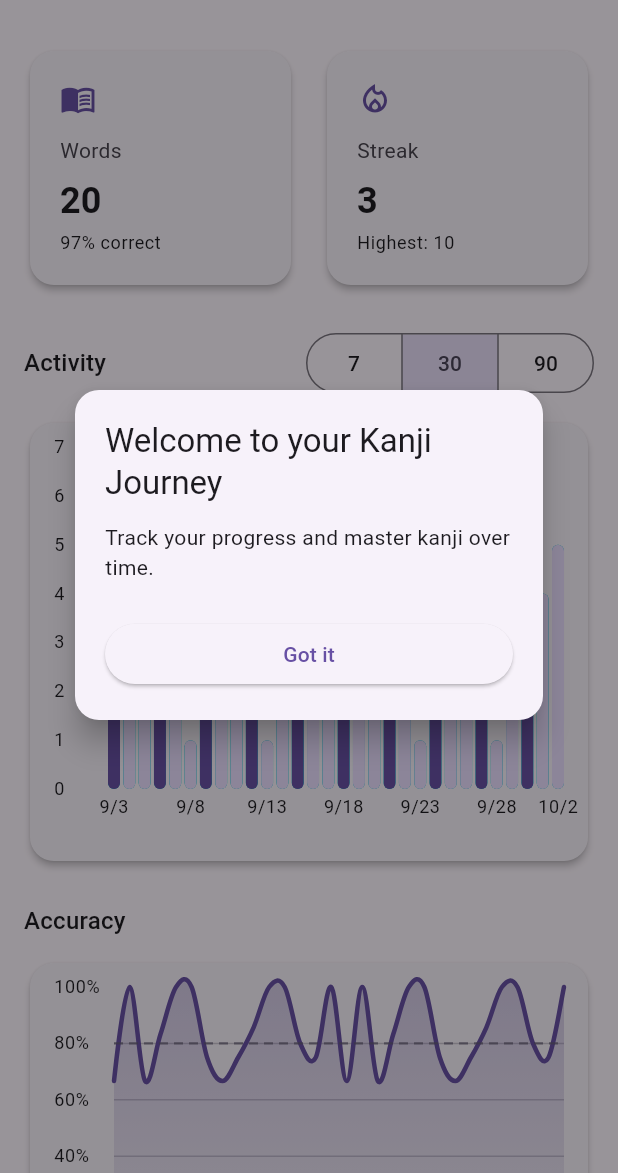
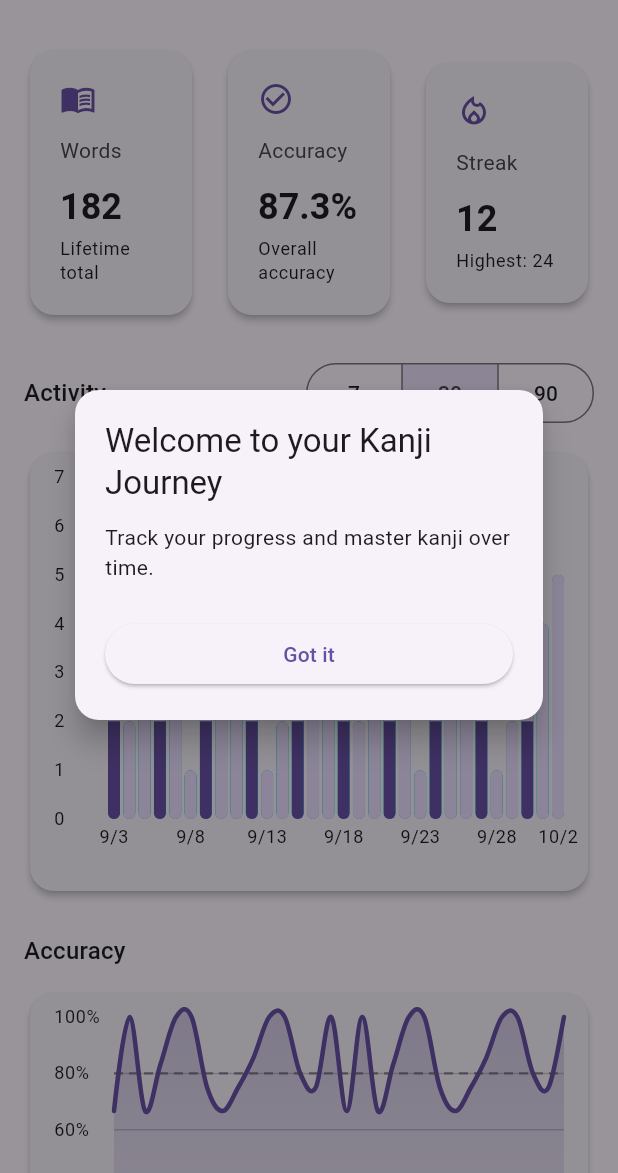
Before and after one commit to inami202rk-hub/my_kanji_app, a Flutter app: the screen it shows after launch, in the side drawer, after a tap on "統計", on a phone screen of 412 x 824 dp, the part 63-1236 px from its top. Run offline on Flutter 3.47's test engine with Material 3 defaults, Android fonts, the phone set to English and light mode, and no system bars; drawn by our look-alikes of fl_chart; our stand-ins replace shared_preferences; missing offline and left inert: dart:html, dart:js_util; network calls fail.

Commit message:
feat(stats): wire Summary cards to StatsService data

```diff
--- a/lib/features/stats/data/stats_service.dart
+++ b/lib/features/stats/data/stats_service.dart
@@ -201,10 +201,10 @@ class MockStatsService implements StatsService {
   @override
   Future<StatsSummary> loadSummary() async {
     _summaryCache ??= const StatsSummary(
-      learnedWords: 20,
-      totalAccuracy: 0.97,
-      streak: 3,
-      bestStreak: 10,
+      learnedWords: 182,
+      totalAccuracy: 0.873,
+      streak: 12,
+      bestStreak: 24,
     );
     await Future<void>.delayed(const Duration(milliseconds: 120));
     return _summaryCache!;
--- a/lib/features/stats/presentation/stats_page.dart
+++ b/lib/features/stats/presentation/stats_page.dart
@@ -40,6 +40,7 @@ class _StatsPageState extends State<StatsPage> {
   bool _loadingTimeseries = true;
   bool _loadingMastery = true;
   bool _showCoachmark = false;
+  String? _summaryError;
   String? _masteryError;
   int? _selectedStar;
   String? _timeseriesError;
@@ -67,18 +68,21 @@ class _StatsPageState extends State<StatsPage> {
   Future<void> _loadSummary() async {
     setState(() {
       _loadingSummary = true;
+      _summaryError = null;
     });
     try {
       final summary = await widget._service.loadSummary();
       if (!mounted) return;
       setState(() {
         _summary = summary;
+        _summaryError = null;
         _loadingSummary = false;
       });
-    } catch (_) {
+    } catch (error) {
       if (!mounted) return;
       setState(() {
         _summary = null;
+        _summaryError = 'Error';
         _loadingSummary = false;
       });
     }
@@ -188,12 +192,11 @@ class _StatsPageState extends State<StatsPage> {
             child: Column(
               crossAxisAlignment: CrossAxisAlignment.start,
               children: [
-                if (_loadingSummary)
-                  const _SummaryPlaceholder()
-                else if (_summary != null)
-                  SummaryCardsRow(summary: _summary!)
-                else
-                  const _ErrorBanner(message: 'Failed to load summary'),
+                SummaryCardsRow(
+                  loading: _loadingSummary,
+                  summary: _summary,
+                  error: _summaryError,
+                ),
                 const SizedBox(height: 24),
                 Row(
                   mainAxisAlignment: MainAxisAlignment.spaceBetween,
@@ -350,45 +353,6 @@ class _StatsPageState extends State<StatsPage> {
   }
 }
 
-class _SummaryPlaceholder extends StatelessWidget {
-  const _SummaryPlaceholder();
-
-  @override
-  Widget build(BuildContext context) {
-    final scheme = Theme.of(context).colorScheme;
-    final placeholderColor = scheme.surfaceContainerHighest;
-    return Row(
-      children: [
-        Expanded(child: _ShimmerCard(color: placeholderColor)),
-        const SizedBox(width: 16),
-        Expanded(child: _ShimmerCard(color: placeholderColor)),
-      ],
-    );
-  }
-}
-
-class _ShimmerCard extends StatelessWidget {
-  const _ShimmerCard({required this.color});
-
-  final Color color;
-
-  @override
-  Widget build(BuildContext context) {
-    return Card(
-      shape: RoundedRectangleBorder(borderRadius: BorderRadius.circular(16)),
-      child: Container(
-        height: 140,
-        decoration: BoxDecoration(
-          color: color.withValues(alpha: 0.4),
-          borderRadius: BorderRadius.circular(16),
-        ),
-        alignment: Alignment.center,
-        child: const CircularProgressIndicator.adaptive(),
-      ),
-    );
-  }
-}
-
 class _ErrorBanner extends StatelessWidget {
   const _ErrorBanner({required this.message});
 
--- a/lib/features/stats/presentation/widgets/summary_cards.dart
+++ b/lib/features/stats/presentation/widgets/summary_cards.dart
@@ -1,33 +1,73 @@
 import 'package:flutter/material.dart';
+import 'package:intl/intl.dart';
 
 import '../../data/stats_models.dart';
 
+enum _SummaryCardState { loading, empty, error, data }
+
 class SummaryCardsRow extends StatelessWidget {
-  const SummaryCardsRow({super.key, required this.summary});
+  const SummaryCardsRow({
+    super.key,
+    required this.loading,
+    this.summary,
+    this.error,
+  });
 
-  final StatsSummary summary;
+  final bool loading;
+  final StatsSummary? summary;
+  final String? error;
 
   @override
   Widget build(BuildContext context) {
+    final state = loading
+        ? _SummaryCardState.loading
+        : error != null
+        ? _SummaryCardState.error
+        : summary == null
+        ? _SummaryCardState.empty
+        : _SummaryCardState.data;
+
     final localeTag = Localizations.localeOf(context).toLanguageTag();
-    final accuracyText = summary.formatAccuracy(localeTag);
+    final percentFormatter = NumberFormat.decimalPattern(localeTag)
+      ..minimumFractionDigits = 1
+      ..maximumFractionDigits = 1;
+    final accuracyPrimary = summary != null
+        ? '${percentFormatter.format(summary!.totalAccuracy * 100)}%'
+        : null;
+
+    final streakCaption = summary != null
+        ? 'Highest: ${summary!.bestStreak}'
+        : null;
+
     return Row(
       children: [
         Expanded(
           child: _SummaryCard(
             title: 'Words',
-            primary: summary.learnedWords.toString(),
-            caption: '$accuracyText correct',
             icon: Icons.menu_book_outlined,
+            state: state,
+            primary: summary?.learnedWords.toString(),
+            caption: 'Lifetime total',
+          ),
+        ),
+        const SizedBox(width: 16),
+        Expanded(
+          child: _SummaryCard(
+            title: 'Accuracy',
+            icon: Icons.check_circle_outline,
+            state: state,
+            primary: accuracyPrimary,
+            caption: 'Overall accuracy',
           ),
         ),
         const SizedBox(width: 16),
         Expanded(
           child: _SummaryCard(
             title: 'Streak',
-            primary: summary.streak.toString(),
-            caption: 'Highest: ${summary.bestStreak}',
             icon: Icons.local_fire_department_outlined,
+            state: state,
+            primary: summary?.streak.toString(),
+            caption: streakCaption,
           ),
         ),
       ],
@@ -38,22 +78,52 @@ class SummaryCardsRow extends StatelessWidget {
 class _SummaryCard extends StatelessWidget {
   const _SummaryCard({
     required this.title,
-    required this.primary,
-    required this.caption,
     required this.icon,
+    required this.state,
+    this.primary,
+    this.caption,
   });
 
   final String title;
-  final String primary;
-  final String caption;
   final IconData icon;
+  final _SummaryCardState state;
+  final String? primary;
+  final String? caption;
 
   @override
   Widget build(BuildContext context) {
     final theme = Theme.of(context);
-    final primaryStyle = theme.textTheme.headlineSmall?.copyWith(
-      fontWeight: FontWeight.bold,
-    );
+    final scheme = theme.colorScheme;
+
+    Widget body;
+    switch (state) {
+      case _SummaryCardState.loading:
+        body = const _SummaryStateContainer(child: CircularProgressIndicator());
+        break;
+      case _SummaryCardState.error:
+        body = const _SummaryStateContainer(child: Text('Error'));
+        break;
+      case _SummaryCardState.empty:
+        body = const _SummaryStateContainer(child: Text('No data'));
+        break;
+      case _SummaryCardState.data:
+        body = Column(
+          crossAxisAlignment: CrossAxisAlignment.start,
+          children: [
+            Text(
+              primary ?? '--',
+              style: theme.textTheme.headlineSmall?.copyWith(
+                fontWeight: FontWeight.bold,
+              ),
+            ),
+            const SizedBox(height: 4),
+            if (caption != null)
+              Text(caption!, style: theme.textTheme.bodySmall),
+          ],
+        );
+        break;
+    }
+
     return Card(
       elevation: 2,
       shape: RoundedRectangleBorder(borderRadius: BorderRadius.circular(16)),
@@ -61,22 +131,32 @@ class _SummaryCard extends StatelessWidget {
         padding: const EdgeInsets.all(20),
         child: Column(
           crossAxisAlignment: CrossAxisAlignment.start,
+          mainAxisSize: MainAxisSize.min,
           children: [
-            Icon(icon, color: theme.colorScheme.primary),
+            Icon(icon, color: scheme.primary),
             const SizedBox(height: 12),
             Text(
               title,
               style: theme.textTheme.bodyMedium?.copyWith(
-                color: theme.colorScheme.onSurfaceVariant,
+                color: scheme.onSurfaceVariant,
               ),
             ),
-            const SizedBox(height: 8),
-            Text(primary, style: primaryStyle),
-            const SizedBox(height: 4),
-            Text(caption, style: theme.textTheme.bodySmall),
+            const SizedBox(height: 12),
+            body,
           ],
         ),
       ),
     );
   }
 }
+
+class _SummaryStateContainer extends StatelessWidget {
+  const _SummaryStateContainer({required this.child});
+
+  final Widget child;
+
+  @override
+  Widget build(BuildContext context) {
+    return SizedBox(height: 48, child: Center(child: child));
+  }
+}
```
